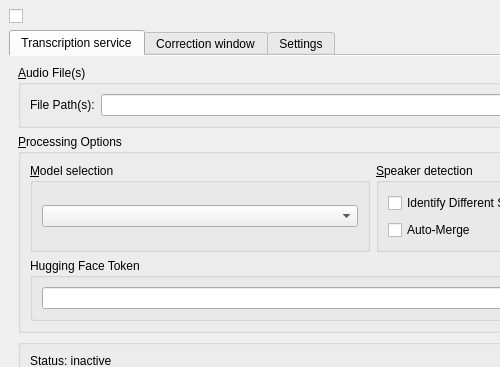
OLi-pel/AutoVerse, file ui/main_window.ui: the form before one commit; both pictures show x 0 to 500 and y 0 to 367 of the 1093 by 712 pixel window.
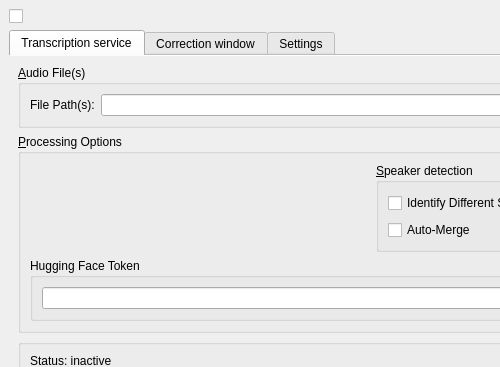
The form after the commit. Icons and pictures are not drawn. Custom widgets are drawn as their Qt base class.

```diff
--- a/ui/main_window.ui
+++ b/ui/main_window.ui
@@ -100,18 +100,7 @@
               <layout class="QVBoxLayout" name="verticalLayout_4">
                <item>
                 <layout class="QGridLayout" name="gridLayout">
-                 <item row="0" column="0">
-                  <widget class="QGroupBox" name="Model_selection_frame">
-                   <property name="title">
-                    <string>&amp;Model selection</string>
-                   </property>
-                   <layout class="QHBoxLayout" name="horizontalLayout">
-                    <item>
-                     <widget class="QComboBox" name="model_dropdown"/>
-                    </item>
-                   </layout>
-                  </widget>
-                 </item>
+                 <!-- Model Selection GroupBox Removed Here -->
                  <item row="0" column="1">
                   <widget class="QGroupBox" name="Speaker_options_frame">
                    <property name="title">
```
